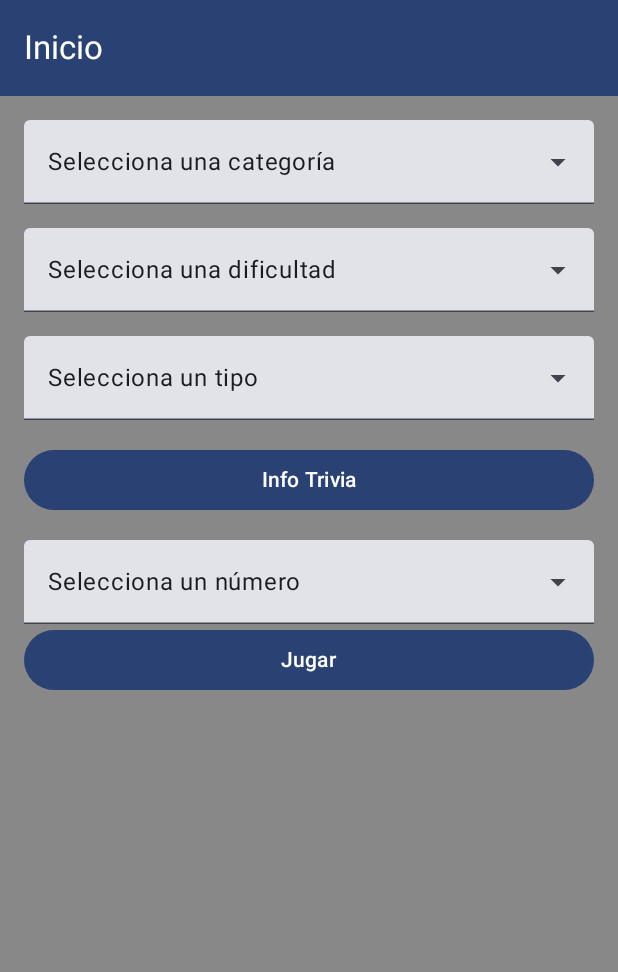
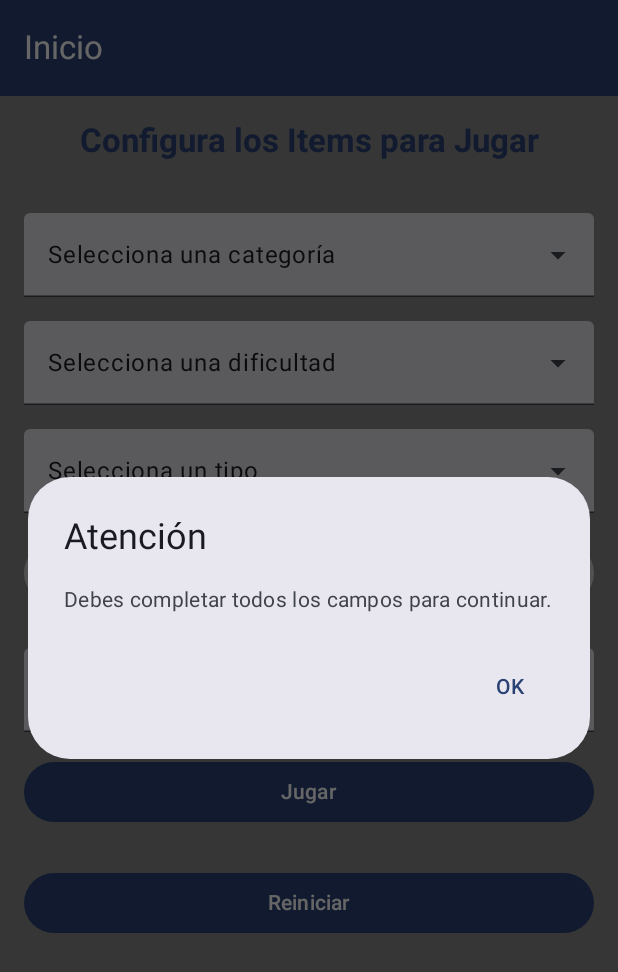
Before and after one commit to brunopstyga/TriviaGame, an Android app built with Jetpack Compose: the screen it shows after launch (MainActivity), after a tap on "Jugar", on a phone screen of 412 x 824 dp. Shown: the top 972 px of the screen. Run offline under Robolectric (Android 15) with nearby library versions, the phone set to English and light mode, and no system bars; our stand-ins replace Dagger/Hilt's generated code, Timber, livedata-compose.

Commit message:
Se agrego la logica de consumir y mostrar preguntas correctas e incorrectas

```diff
--- a/app/src/main/java/com/navent/entertainmentcompse/MainActivity.kt
+++ b/app/src/main/java/com/navent/entertainmentcompse/MainActivity.kt
@@ -5,15 +5,22 @@
     import androidx.activity.compose.setContent
     import androidx.activity.enableEdgeToEdge
     import androidx.compose.foundation.layout.padding
+    import androidx.compose.material.icons.Icons
+    import androidx.compose.material.icons.filled.ArrowBack
     import androidx.compose.material3.ExperimentalMaterial3Api
+    import androidx.compose.material3.Icon
+    import androidx.compose.material3.IconButton
     import androidx.compose.material3.MaterialTheme
     import androidx.compose.material3.Scaffold
     import androidx.compose.material3.Text
     import androidx.compose.material3.TopAppBar
     import androidx.compose.material3.TopAppBarDefaults
+    import androidx.compose.runtime.getValue
     import androidx.compose.runtime.mutableStateOf
     import androidx.compose.runtime.remember
     import androidx.compose.ui.Modifier
+    import androidx.compose.ui.graphics.Color
+    import androidx.navigation.compose.currentBackStackEntryAsState
     import androidx.navigation.compose.rememberNavController
     import com.navent.entertainmentcompse.navigation.NavigationGraph
     import com.navent.entertainmentcompse.ui.theme.EntertainmentCompseTheme
@@ -28,13 +35,24 @@
             enableEdgeToEdge()
             setContent {
                 EntertainmentCompseTheme {
+
                     val navController = rememberNavController()
+                    val navBackStackEntry by navController.currentBackStackEntryAsState()
+                    val currentRoute = navBackStackEntry?.destination?.route
                     val title = remember { mutableStateOf("Inicio") }
 
                     Scaffold(
                         topBar = {
                             TopAppBar(
                                 title = { Text(title.value) },
+                                navigationIcon = {
+                                    if (currentRoute?.startsWith("trivia_question_screen") == true) {
+                                        IconButton(onClick = { navController.popBackStack() }) {
+                                            Icon(Icons.Default.ArrowBack, contentDescription = "Volver",
+                                                tint = Color.White)
+                                        }
+                                    }
+                                },
                                 colors = TopAppBarDefaults.topAppBarColors(
                                     containerColor = MaterialTheme.colorScheme.primary,
                                     titleContentColor = MaterialTheme.colorScheme.onPrimary
--- a/app/src/main/java/com/navent/entertainmentcompse/data/GameRepository.kt
+++ b/app/src/main/java/com/navent/entertainmentcompse/data/GameRepository.kt
@@ -10,7 +10,7 @@ import javax.inject.Inject
 
 
 class GameRepository @Inject constructor(
-    val gameRepository: ApiGame){
+    private val gameRepository: ApiGame){
 
     suspend fun getCategories(): Resource<CategoryTrivia> {
         val response = try {
@@ -53,7 +53,4 @@ class GameRepository @Inject constructor(
             Resource.Error("Error fetching data: ${response.message()}")
         }
     }
-
-
-
 }
--- a/app/src/main/java/com/navent/entertainmentcompse/di/NetworkModule.kt
+++ b/app/src/main/java/com/navent/entertainmentcompse/di/NetworkModule.kt
@@ -19,7 +19,6 @@ private const val BASE_URL = "https://opentdb.com/"
 @Module
 @InstallIn(SingletonComponent::class)
 class NetworkModule {
-
 
     @Singleton
     @Provides
--- a/app/src/main/java/com/navent/entertainmentcompse/navigation/Screen.kt
+++ b/app/src/main/java/com/navent/entertainmentcompse/navigation/Screen.kt
@@ -15,7 +15,6 @@ sealed class Screen {
     data object TriviaQuestionScreen : Screen()
 }
 
-
 fun Screen.toRoute(): String {
     return when (this) {
         is Screen.GameScreen -> "game_screen"
--- a/app/src/main/java/com/navent/entertainmentcompse/navigation/navigation.kt
+++ b/app/src/main/java/com/navent/entertainmentcompse/navigation/navigation.kt
@@ -24,7 +24,8 @@ fun NavigationGraph(
     ) {
 
         composable(Screen.CategoryScreen.toRoute()) {
-            CategoryScreen(navController = navController,
+            CategoryScreen(
+                navController = navController,
                 onTitleChange = onTitleChange
             )
         }
@@ -45,8 +46,6 @@ fun NavigationGraph(
                 type = type,
                 onTitleChange = onTitleChange
             )
-
         }
     }
-
 }
--- a/app/src/main/java/com/navent/entertainmentcompse/ui/select/Difficulties.kt
+++ b/app/src/main/java/com/navent/entertainmentcompse/ui/select/Difficulties.kt
@@ -1,6 +1,8 @@
 package com.navent.entertainmentcompse.ui.select
 
 import androidx.compose.runtime.Composable
+import androidx.compose.ui.res.stringResource
+import com.navent.entertainmentcompse.R
 import com.navent.entertainmentcompse.commons.Select
 import java.util.Locale
 
@@ -17,7 +19,6 @@ fun Difficulty(
         onItemSelected = onDifficultySelected,
         itemToString = { it.replaceFirstChar { item ->
             if (item.isLowerCase()) item.titlecase(Locale.ROOT) else item.toString() } },
-        // Convertir a mayúscula la primera letra
-        placeholder = "Selecciona una dificultad"
+        placeholder = stringResource(R.string.select_difficulty)
     )
 }
--- a/app/src/main/java/com/navent/entertainmentcompse/ui/select/MainGameScreen.kt
+++ b/app/src/main/java/com/navent/entertainmentcompse/ui/select/MainGameScreen.kt
@@ -1,8 +1,10 @@
 package com.navent.entertainmentcompse.ui.select
 
 
+import android.graphics.fonts.FontStyle
 import android.net.Uri
 import android.util.Log
+import androidx.compose.foundation.background
 import androidx.compose.foundation.clickable
 import androidx.compose.foundation.layout.Box
 import androidx.compose.foundation.layout.Column
@@ -13,6 +15,7 @@ import androidx.compose.foundation.layout.height
 import androidx.compose.foundation.layout.padding
 import androidx.compose.foundation.layout.size
 import androidx.compose.material3.Button
+import androidx.compose.material3.ButtonDefaults
 import androidx.compose.material3.CircularProgressIndicator
 import androidx.compose.material3.MaterialTheme
 import androidx.compose.material3.Scaffold
@@ -20,6 +23,7 @@ import androidx.compose.material3.Text
 import androidx.compose.runtime.Composable
 import androidx.compose.runtime.LaunchedEffect
 import androidx.compose.runtime.getValue
+import androidx.compose.runtime.key
 import androidx.compose.runtime.livedata.observeAsState
 import androidx.compose.runtime.mutableStateOf
 import androidx.compose.runtime.remember
@@ -27,25 +31,38 @@ import androidx.compose.runtime.setValue
 import androidx.compose.ui.Alignment
 import androidx.compose.ui.Modifier
 import androidx.compose.ui.graphics.Color
+import androidx.compose.ui.platform.LocalContext
+import androidx.compose.ui.res.stringResource
+import androidx.compose.ui.text.font.FontWeight
+import androidx.compose.ui.text.style.TextAlign
 import androidx.compose.ui.tooling.preview.Preview
 import androidx.compose.ui.unit.dp
 import androidx.hilt.navigation.compose.hiltViewModel
 import androidx.navigation.NavHostController
+import com.navent.entertainmentcompse.R
 import com.navent.entertainmentcompse.model.Category
 import com.navent.entertainmentcompse.navigation.Screen
 import com.navent.entertainmentcompse.navigation.toRoute
 import com.navent.entertainmentcompse.commons.Select
+import com.navent.entertainmentcompse.commons.TriviaGame
 import com.navent.entertainmentcompse.ui.select.viewmodel.GameViewModel
 import com.navent.entertainmentcompse.util.AlertGameDialog
 import timber.log.Timber
 
 
 @Composable
-fun CategoryScreen(viewModel: GameViewModel = hiltViewModel(),
+fun CategoryScreen(
+    viewModel: GameViewModel = hiltViewModel(),
     navController: NavHostController,
-                   onTitleChange: (String) -> Unit) {
+    onTitleChange: (String) -> Unit
+) {
 
     val isLoading = viewModel.isLoading.value
+
+    val context = LocalContext.current
+    val title = context.getString(R.string.screen_title)
+
+    val gameFinished by viewModel.gameFinished.observeAsState(false)
 
     val categories = viewModel.gameCategories.observeAsState(initial = emptyList())
 
@@ -54,6 +71,7 @@ fun CategoryScreen(viewModel: GameViewModel = hiltViewModel(),
     val type by viewModel.type.observeAsState()
 
     var showDialog by remember { mutableStateOf(false) }
+    var showGame by remember { mutableStateOf(false) }
 
     val selectedCategory by viewModel.selectedCategory.observeAsState()
 
@@ -62,25 +80,28 @@ fun CategoryScreen(viewModel: GameViewModel = hiltViewModel(),
     val triviaQuestions by viewModel.triviaQuestions.observeAsState(emptyList())
 
     LaunchedEffect(Unit) {
-        onTitleChange("Inicio")
+        onTitleChange(title)
         viewModel.getDataCategories()
+        navController.currentBackStackEntryFlow.collect { backEntry ->
+            if (backEntry.destination.route == Screen.CategoryScreen.toRoute()) {
+                showGame = false
+                viewModel.resetGame()
+            }
+        }
     }
 
-    Scaffold ( modifier = Modifier.fillMaxSize(),
-        containerColor = Color.Gray)
+    LaunchedEffect(triviaQuestions) {
+        if (triviaQuestions.isNotEmpty()) {
+            showGame = true
+        }
+    }
+
+    Scaffold(
+        modifier = Modifier.fillMaxSize(),
+        containerColor = Color.Gray
+    )
     { innerPadding ->
-        if (isLoading) {
-            Box(
-                contentAlignment = Alignment.Center,
-                modifier = Modifier
-                    .fillMaxSize()
-                    .padding(innerPadding)
-            ) {
-                CircularProgressIndicator(
-                    modifier = Modifier.size(64.dp)
-                )
-            }
-        } else {
+
         Column(
             modifier = Modifier
                 .fillMaxSize()
@@ -88,15 +109,28 @@ fun CategoryScreen(viewModel: GameViewModel = hiltViewModel(),
                 .padding(16.dp)
         ) {
 
+            Text(
+                text = stringResource(R.string.configure_items),
+                style = MaterialTheme.typography.titleLarge.copy(
+                    color = MaterialTheme.colorScheme.primary,
+                    fontWeight = FontWeight.Bold
+                ),
+                textAlign = TextAlign.Center,
+                modifier = Modifier
+                    .fillMaxWidth()
+                    .padding(bottom = 8.dp)
+            )
+
+            Spacer(modifier = Modifier.height(26.dp))
+
             Select(
                 items = categories.value,
                 selectedItem = selectedCategory,
                 onItemSelected = { category ->
                     viewModel.setSelectedCategory(category)
-                        Timber.d("CategoryScreen", "Categoría seleccionada: ${category.id}")
                 },
                 itemToString = { it.name ?: "Sin nombre" },
-                    placeholder = "Selecciona una categoría"
+                placeholder = stringResource(R.string.select_category)
             )
 
             Spacer(modifier = Modifier.height(16.dp))
@@ -121,55 +155,81 @@ fun CategoryScreen(viewModel: GameViewModel = hiltViewModel(),
 
             Button(
                 onClick = {
-                        val isFormComplete = viewModel.startGame()
-                        showDialog = !isFormComplete
-
-                        if (isFormComplete) {
 
                     val categoryId = Uri.encode((selectedCategory?.id ?: "").toString())
                     val difficultyEncoded = Uri.encode(difficulty ?: "")
                     val typeEncoded = Uri.encode(type?.let { mapTypeToApiValue(it) })
 
-                            val route = "${Screen.TriviaQuestionScreen.toRoute()}/$categoryId/$difficultyEncoded/$typeEncoded"
+                    val route =
+                        "${Screen.TriviaQuestionScreen.toRoute()}/$categoryId/$difficultyEncoded/$typeEncoded"
 
                     navController.navigate(route)
-                        }
                 },
-                    modifier = Modifier.fillMaxWidth()
+                modifier = Modifier.fillMaxWidth(),
+                enabled = gameFinished,
+                colors = ButtonDefaults.buttonColors(
+                    disabledContainerColor = Color.LightGray,
+                    disabledContentColor = Color.DarkGray
+                )
             ) {
-                    Text("Info Trivia")
+                Text(stringResource(R.string.info_trivia))
             }
 
-                Spacer(modifier = Modifier.height(16.dp))
+            Spacer(modifier = Modifier.height(26.dp))
 
             NumberSelector(
                 selectedNumber = amount,
                 onNumberSelected = { viewModel.setSelectedAmount(it) }
             )
 
+            Spacer(modifier = Modifier.height(16.dp))
+
             Button(
                 onClick = {
+                    val isFormComplete = viewModel.startGame()
+                    showDialog = !isFormComplete
+
+                    if (isFormComplete) {
                         viewModel.getTrivia(amount ?: 10, selectedCategory?.id ?: 0)
-                        triviaQuestions
+                    }
+
                 },
                 modifier = Modifier.fillMaxWidth()
             ) {
-                    Text("Jugar")
+                Text(stringResource(R.string.play))
+            }
+            if (showGame && triviaQuestions.isNotEmpty()) {
+                    TriviaGame(
+                        triviaQuestions = triviaQuestions,
+                        onGameFinished = {
+                            showGame = false
+                            viewModel.setGameFinished(true)
+                        }
+                    )
             }
             if (showDialog) {
                 AlertGameDialog(
-                        title = "Atención",
-                        message = "Debes completar todos los campos para continuar.",
+                    title = stringResource(R.string.atenttion),
+                    message = stringResource(R.string.complete_fields),
                     onDismiss = { showDialog = false },
-                        confirmText = "OK"
+                    confirmText = stringResource(R.string.ok)
                 )
+            }
+
+            Spacer(modifier = Modifier.height(26.dp))
+
+            Button(
+                onClick = {
+                    viewModel.resetGame()
+                },
+                modifier = Modifier.fillMaxWidth()
+            ) {
+                Text(stringResource(R.string.reset))
             }
 
         }
 
     }
-    }
-
 }
 
 fun mapTypeToApiValue(type: String): String {
@@ -229,28 +289,3 @@ fun SelectPreview() {
         )
     }
 }
-
-
-@Composable
-fun CategoryItem(category: Category, navController: NavHostController) {
-    Column(
-        modifier = Modifier
-            .fillMaxWidth()
-            .padding(16.dp)
-    ) {
-        Text(
-            text = category.name ?: "Sin nombre",
-            style = MaterialTheme.typography.titleLarge,
-            modifier = Modifier.clickable {
-                category.id?.let { id ->
-                    navController.navigate("${Screen.TriviaQuestionScreen.toRoute()}/$id")
-                    Log.d("NavigationGraph", "categoryId: $id")
-                }
-            }
-        )
-//        Text(
-//            text = "ID: ${category.id ?: "Desconocido"}",
-//            style = MaterialTheme.typography.bodyMedium
-//        )
-    }
-}
--- a/app/src/main/java/com/navent/entertainmentcompse/ui/select/NumberSelector.kt
+++ b/app/src/main/java/com/navent/entertainmentcompse/ui/select/NumberSelector.kt
@@ -1,6 +1,8 @@
 package com.navent.entertainmentcompse.ui.select
 
 import androidx.compose.runtime.Composable
+import androidx.compose.ui.res.stringResource
+import com.navent.entertainmentcompse.R
 import com.navent.entertainmentcompse.commons.Select
 
 @Composable
@@ -15,6 +17,6 @@ fun NumberSelector(
         selectedItem = selectedNumber,
         onItemSelected = { onNumberSelected(it) },
         itemToString = { it.toString() },
-        placeholder = "Selecciona un número"
+        placeholder = stringResource(R.string.select_amount)
     )
 }
--- a/app/src/main/java/com/navent/entertainmentcompse/ui/select/Type.kt
+++ b/app/src/main/java/com/navent/entertainmentcompse/ui/select/Type.kt
@@ -1,6 +1,8 @@
 package com.navent.entertainmentcompse.ui.select
 
 import androidx.compose.runtime.Composable
+import androidx.compose.ui.res.stringResource
+import com.navent.entertainmentcompse.R
 import com.navent.entertainmentcompse.commons.Select
 import java.util.Locale
 
@@ -16,7 +18,6 @@ fun Type(
         onItemSelected = onDifficultySelected,
         itemToString = { it.replaceFirstChar { item ->
             if (item.isLowerCase()) item.titlecase(Locale.ROOT) else item.toString() } },
-        // Convertir a mayúscula la primera letra
-        placeholder = "Selecciona un tipo"
+        placeholder = stringResource(R.string.select_type)
     )
 }
--- a/app/src/main/java/com/navent/entertainmentcompse/ui/select/viewmodel/GameViemodel.kt
+++ b/app/src/main/java/com/navent/entertainmentcompse/ui/select/viewmodel/GameViemodel.kt
@@ -39,6 +39,9 @@ class GameViewModel @Inject constructor(
     private var _selectedCategoryId = MutableLiveData<Category?>(null)
     val selectedCategory: LiveData<Category?> = _selectedCategoryId
 
+    private val _gameFinished = MutableLiveData(false)
+    val gameFinished: LiveData<Boolean> = _gameFinished
+
     fun setSelectedDifficulty(selectedDifficulty: String) {
         _difficulty.value = selectedDifficulty
     }
@@ -54,8 +57,8 @@ class GameViewModel @Inject constructor(
     fun startGame(): Boolean {
         val categorySelected = _selectedCategoryId.value != null
         val difficultySelected = !_difficulty.value.isNullOrBlank()
-
-        return categorySelected && difficultySelected
+         val amount = _selectedAmount.value ?: 0
+        return categorySelected && difficultySelected && amount > 0
     }
 
     fun getDataCategories() {
@@ -75,7 +78,20 @@ class GameViewModel @Inject constructor(
         }
     }
 
+    fun setGameFinished(finished: Boolean) {
+        _gameFinished.value = finished
+    }
 
+    fun resetGame() {
+        _triviaQuestions.value = emptyList()
+
+        _difficulty.value = null
+        _type.value = null
+        _selectedAmount.value = null
+        _selectedCategoryId.value = null
+
+        _gameFinished.value = false
+    }
 
 
     fun getTrivia(amount: Int, categoryId: Int) {
@@ -83,7 +99,7 @@ class GameViewModel @Inject constructor(
             isLoading.value = true
 
             val result = gameRepository.getData(amount = amount.toString(), categoryId = categoryId)
-
+            Timber.tag("getTrivia").d("los datos getTrivia: ${result.data}")
             when (result) {
                 is Resource.Success -> {
                     val triviaResponse = result.data ?: emptyList()
@@ -95,18 +111,12 @@ class GameViewModel @Inject constructor(
                     _triviaQuestions.postValue(emptyList())
                 }
 
-                is Resource.Loading -> {
-                    // opcional: podrías hacer algo con loading
-                }
+                is Resource.Loading -> {}
             }
 
             isLoading.value = false
         }
     }
-
-
-
-
 
     fun setSelectedCategory(category: Category) {
         _selectedCategoryId.value = category
@@ -115,5 +125,4 @@ class GameViewModel @Inject constructor(
     fun getSelectedCategoryName(): String {
         return _selectedCategoryId.value?.name ?: "Sin nombre"
     }
-
 }
--- a/app/src/main/java/com/navent/entertainmentcompse/ui/trivia/TriviaQuestionViewModel.kt
+++ b/app/src/main/java/com/navent/entertainmentcompse/ui/trivia/TriviaQuestionViewModel.kt
@@ -36,6 +36,4 @@ class TriviaQuestionViewModel@Inject constructor(
             isLoading.value = false
         }
     }
-
-
 }
--- a/app/src/main/res/values/strings.xml
+++ b/app/src/main/res/values/strings.xml
@@ -1,3 +1,23 @@
 <resources>
-    <string name="app_name">EntertainmentCompse</string>
+    <string name="app_name">Trivia App</string>
+    <string name="screen_title">Inicio</string>
+    <string name="configure_items">Configura los Items para Jugar</string>
+    <string name="select_category">Selecciona una categoría</string>
+    <string name="select_difficulty">Selecciona una dificultad</string>
+    <string name="select_type">Selecciona un tipo</string>
+    <string name="info_trivia">Info Trivia</string>
+    <string name="select_amount">Selecciona el numero de preguntas</string>
+    <string name="play">Jugar</string>
+    <string name="reset">Reiniciar</string>
+    <string name="attention">Atención</string>
+    <string name="complete_fields">Debes completar todos los campos para continuar.</string>
+    <string name="ok">OK</string>
+    <string name="correct">¡Correcto!</string>
+    <string name="incorrect">Incorrecto</string>
+    <string name="correct_answer_was">La respuesta correcta era: %1$s</string>
+    <string name="next">Siguiente</string>
+    <string name="atenttion">Atención</string>
+    <string name="well_done">¡Bien hecho! Esa es la respuesta correcta.</string>
+    <string name="accept">Aceptar</string>
+
 </resources>
```
Also changed, not shown: app/src/main/java/com/navent/entertainmentcompse/commons/TriviaGame.kt (added, +70 -0 lines), app/src/main/java/com/navent/entertainmentcompse/commons/TriviaQuestionCard.kt (deleted, +0 -112 lines), app/src/main/java/com/navent/entertainmentcompse/commons/TriviaQuestionDialog.kt (added, +128 -0 lines), app/src/main/java/com/navent/entertainmentcompse/service/ApiGame.kt (+0 -12 lines), app/src/main/java/com/navent/entertainmentcompse/ui/trivia/ScreenQuestionTrivia.kt (+18 -5 lines), app/src/main/java/com/navent/entertainmentcompse/util/decodeCharacter.kt (added, +8 -0 lines), app/src/main/java/com/navent/entertainmentcompse/model/TriviaCategory.kt (line endings or trailing spaces), 1 other file. Lines whose indentation alone changed are shown as unchanged.
